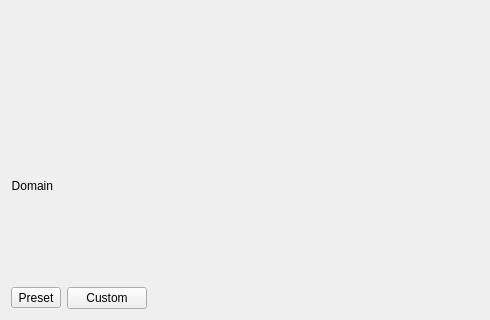
Qt form ui/dialog_manage_routes.ui (MatsuriDayo/nekoray) before a commit; both pictures show x 0 to 490 and y 280 to 600 of the 800 by 600 pixel window.
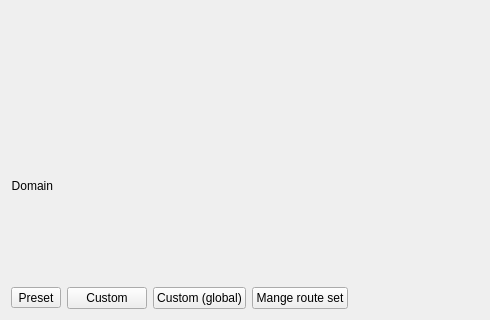
The same form after that commit.

What changed in the file:
```diff
--- a/ui/dialog_manage_routes.ui
+++ b/ui/dialog_manage_routes.ui
@@ -301,6 +301,20 @@
          </property>
         </widget>
        </item>
+       <item>
+        <widget class="QPushButton" name="custom_route_global_edit">
+         <property name="text">
+          <string>Custom (global)</string>
+         </property>
+        </widget>
+       </item>
+       <item>
+        <widget class="QPushButton" name="load_save">
+         <property name="text">
+          <string>Mange route set</string>
+         </property>
+        </widget>
+       </item>
        <item>
         <widget class="QDialogButtonBox" name="buttonBox">
          <property name="sizePolicy">
```
Left out of the diff: 9 changed lines with no effect on the pictures.
